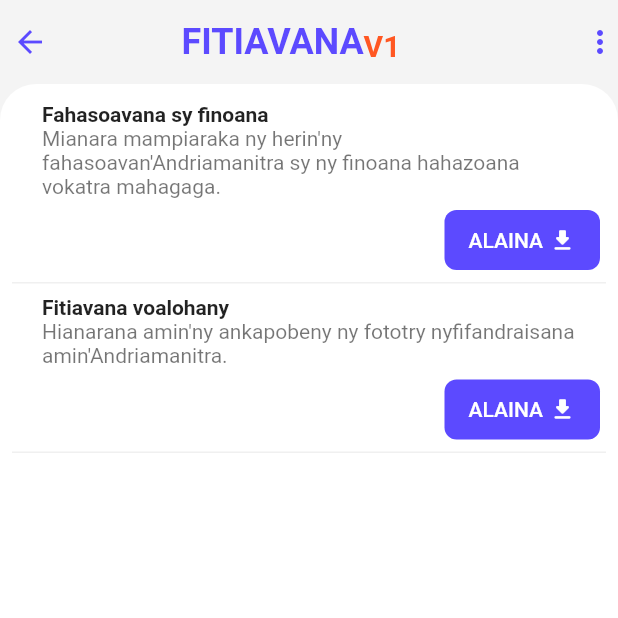
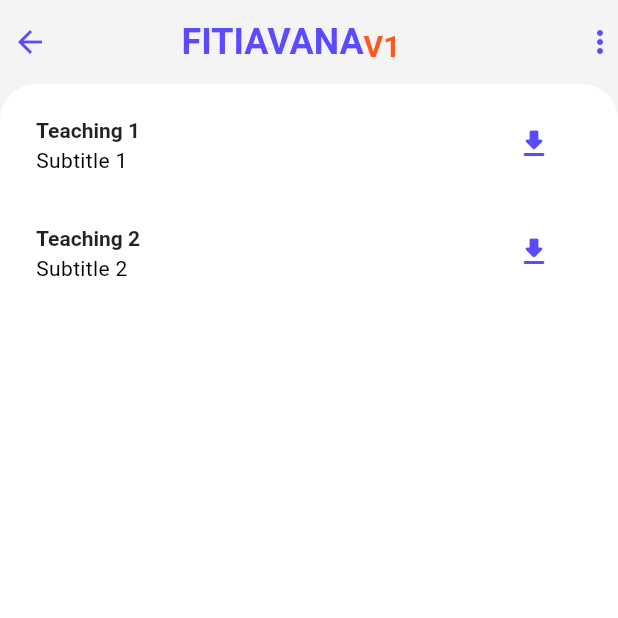
Before and after one commit to ravomaniry/fv1-app, a Flutter app: the screen it shows after launch, after a tap on the "search" icon, on a phone screen of 412 x 824 dp, the top half of it. Run offline on Flutter 3.47's test engine with Material 2 defaults, Android fonts, the phone set to English and light mode, and no system bars.

Commit message:
provider

```diff
--- /dev/null
+++ b/lib/app.dart
@@ -0,0 +1,35 @@
+import 'package:flutter/material.dart';
+import 'package:fv1/ui/screens/chapter.dart';
+import 'package:fv1/ui/screens/explorer.dart';
+import 'package:fv1/ui/screens/home.dart';
+import 'package:fv1/ui/screens/quiz.dart';
+import 'package:fv1/ui/screens/score.dart';
+import 'package:fv1/ui/screens/teaching_summary.dart';
+import 'package:fv1/ui/theme.dart';
+import 'package:provider/provider.dart';
+
+class Fv1App extends StatelessWidget {
+  final List<ChangeNotifierProvider<ChangeNotifier>> _providers;
+
+  const Fv1App(this._providers, {super.key});
+
+  @override
+  Widget build(BuildContext context) {
+    return MultiProvider(
+      providers: _providers,
+      child: MaterialApp(
+        title: 'Fitiavana voalohany',
+        theme: createTheme(),
+        initialRoute: HomeScreen.route,
+        routes: {
+          HomeScreen.route: (_) => const HomeScreen(),
+          ExplorerScreen.route: (_) => const ExplorerScreen(),
+          TeachingSummaryScreen.route: (_) => const TeachingSummaryScreen(),
+          ChapterScreen.route: (_) => const ChapterScreen(),
+          QuizScreen.route: (_) => const QuizScreen(),
+          ScoreScreen.route: (_) => const ScoreScreen(),
+        },
+      ),
+    );
+  }
+}
--- a/lib/main.dart
+++ b/lib/main.dart
@@ -1,11 +1,8 @@
 import 'package:flutter/material.dart';
-import 'package:fv1/ui/screens/chapter.dart';
-import 'package:fv1/ui/screens/explorer.dart';
-import 'package:fv1/ui/screens/home.dart';
-import 'package:fv1/ui/screens/quiz.dart';
-import 'package:fv1/ui/screens/score.dart';
-import 'package:fv1/ui/screens/teaching_summary.dart';
-import 'package:fv1/ui/theme.dart';
+import 'package:fv1/app.dart';
+import 'package:fv1/providers/app_state.dart';
+import 'package:fv1/providers/explorer_state.dart';
+import 'package:provider/provider.dart';
 
 void main() {
   runApp(const MyApp());
@@ -16,18 +13,10 @@ class MyApp extends StatelessWidget {
 
   @override
   Widget build(BuildContext context) {
-    return MaterialApp(
-      title: 'Fitiavana voalohany',
-      theme: createTheme(),
-      initialRoute: HomeScreen.route,
-      routes: {
-        HomeScreen.route: (_) => const HomeScreen(),
-        ExplorerScreen.route: (_) => const ExplorerScreen(),
-        TeachingSummaryScreen.route: (_) => const TeachingSummaryScreen(),
-        ChapterScreen.route: (_) => const ChapterScreen(),
-        QuizScreen.route: (_) => const QuizScreen(),
-        ScoreScreen.route: (_) => const ScoreScreen(),
-      },
-    );
+    final providers = [
+      ChangeNotifierProvider<AppState>(create: (_) => AppState()),
+      ChangeNotifierProvider<ExplorerState>(create: (_) => ExplorerState()),
+    ];
+    return Fv1App(providers);
   }
 }
--- a/lib/mocks/test_teaching.dart
+++ b/lib/mocks/test_teaching.dart
@@ -1,7 +1,8 @@
 import 'package:fv1/mocks/test_chapter.dart';
 import 'package:fv1/models/teaching.dart';
 
-final testTeaching = TeachingModel('Anto-pisiana vaovao', [
-  testChapter,
-  testChapter,
-]);
+final testTeaching = TeachingModel(
+  'Anto-pisiana vaovao',
+  'Inona ny tanjon\'Andriamanitra amin\'ny fiainanao rehefa ao amin\'i Kristy ianao?',
+  [testChapter, testChapter],
+);
--- a/lib/models/teaching.dart
+++ b/lib/models/teaching.dart
@@ -2,7 +2,8 @@ import 'package:fv1/models/chapter.dart';
 
 class TeachingModel {
   final String title;
+  final String subtitle;
   final List<ChapterModel> chapters;
 
-  TeachingModel(this.title, this.chapters);
+  TeachingModel(this.title, this.subtitle, this.chapters);
 }
--- /dev/null
+++ b/lib/providers/app_state.dart
@@ -0,0 +1,18 @@
+import 'package:flutter/material.dart';
+import 'package:fv1/mocks/test_teaching.dart';
+import 'package:fv1/models/teaching.dart';
+
+class AppState extends ChangeNotifier {
+  List<TeachingModel>? _localTeachings;
+  List<TeachingModel>? get localTeachings => _localTeachings;
+
+  AppState() {
+    _loadInitialData();
+  }
+
+  _loadInitialData() async {
+    await Future.delayed(const Duration(seconds: 1));
+    _localTeachings = [testTeaching];
+    notifyListeners();
+  }
+}
--- /dev/null
+++ b/lib/providers/explorer_state.dart
@@ -0,0 +1,17 @@
+import 'package:flutter/widgets.dart';
+import 'package:fv1/models/teaching.dart';
+
+class ExplorerState extends ChangeNotifier {
+  List<TeachingModel>? _teachings;
+  List<TeachingModel>? get teachings => _teachings;
+
+  Future<void> loadList() async {
+    _teachings = null;
+    await Future.delayed(const Duration(seconds: 1));
+    _teachings = [
+      TeachingModel('Teaching 1', 'Subtitle 1', []),
+      TeachingModel('Teaching 2', 'Subtitle 2', []),
+    ];
+    notifyListeners();
+  }
+}
--- a/lib/ui/screens/explorer.dart
+++ b/lib/ui/screens/explorer.dart
@@ -1,39 +1,59 @@
 import 'package:flutter/material.dart';
-import 'package:fv1/ui/widgets/action_button.dart';
+import 'package:fv1/providers/explorer_state.dart';
 import 'package:fv1/ui/widgets/app_container.dart';
-import 'package:fv1/ui/widgets/home_card.dart';
+import 'package:fv1/ui/widgets/icon_button.dart';
+import 'package:fv1/ui/widgets/loader.dart';
+import 'package:provider/provider.dart';
 
 class ExplorerScreen extends StatelessWidget {
   static const route = '/explorer';
 
   const ExplorerScreen({super.key});
 
+  @override
+  Widget build(BuildContext context) {
+    return Consumer<ExplorerState>(builder: (_, state, __) => _Body(state));
+  }
+}
+
+class _Body extends StatefulWidget {
+  final ExplorerState _state;
+
+  const _Body(this._state);
+
+  @override
+  State<_Body> createState() => _BodyState();
+}
+
+class _BodyState extends State<_Body> {
+  @override
+  void initState() {
+    super.initState();
+    widget._state.loadList();
+  }
+
   Widget _buildActionButton() {
-    return ActionButton(
-      label: 'ALAINA',
+    return AppIconButton(
+      onPressed: () {},
       icon: Icons.download_rounded,
-      onPressed: () {},
     );
   }
 
   @override
   Widget build(BuildContext context) {
     return AppContainer(
-      body: Column(
-        children: [
-          HomeCard(
-            title: 'Fahasoavana sy finoana',
-            subtitle: 'Mianara mampiaraka ny herin\'ny fahasoavan\''
-                'Andriamanitra sy ny finoana hahazoana vokatra mahagaga.',
-            actionButton: _buildActionButton(),
-          ),
-          HomeCard(
-            title: 'Fitiavana voalohany',
-            subtitle: 'Hianarana amin\'ny ankapobeny ny fototry ny'
-                'fifandraisana amin\'Andriamanitra.',
-            actionButton: _buildActionButton(),
-          ),
-        ],
+      body: WrapInLoader(
+        isReady: widget._state.teachings != null,
+        builder: () => ListView(
+          children: [
+            for (final teaching in widget._state.teachings!)
+              ListTile(
+                title: Text(teaching.title),
+                subtitle: Text(teaching.subtitle),
+                trailing: _buildActionButton(),
+              ),
+          ],
+        ),
       ),
     );
   }
--- a/lib/ui/screens/home.dart
+++ b/lib/ui/screens/home.dart
@@ -1,15 +1,29 @@
 import 'package:flutter/material.dart';
+import 'package:fv1/providers/app_state.dart';
 import 'package:fv1/ui/screens/explorer.dart';
 import 'package:fv1/ui/screens/teaching_summary.dart';
 import 'package:fv1/ui/widgets/action_button.dart';
 import 'package:fv1/ui/widgets/app_container.dart';
 import 'package:fv1/ui/widgets/home_card.dart';
+import 'package:fv1/ui/widgets/loader.dart';
 import 'package:fv1/ui/widgets/search_button.dart';
+import 'package:provider/provider.dart';
 
 class HomeScreen extends StatelessWidget {
   static const route = '';
 
   const HomeScreen({super.key});
+
+  @override
+  Widget build(BuildContext context) {
+    return Consumer<AppState>(builder: (_, appState, __) => _Body(appState));
+  }
+}
+
+class _Body extends StatelessWidget {
+  final AppState _appState;
+
+  const _Body(this._appState);
 
   void _goToExplorer(BuildContext context) {
     Navigator.of(context).pushNamed(ExplorerScreen.route);
@@ -33,21 +47,18 @@ class HomeScreen extends StatelessWidget {
       floatingActionButton: SearchButton(
         onPressed: () => _goToExplorer(context),
       ),
-      body: Column(
-        children: [
-          HomeCard(
-            title: 'Fahasoavana sy finoana',
-            subtitle: 'Mianara mampiaraka ny herin\'ny fahasoavan\''
-                'Andriamanitra sy ny finoana hahazoana vokatra mahagaga.',
-            actionButton: _buildActionButton(context),
-          ),
-          HomeCard(
-            title: 'Fitiavana voalohany',
-            subtitle: 'Hianarana amin\'ny ankapobeny ny fototry ny'
-                'fifandraisana amin\'Andriamanitra.',
-            actionButton: _buildActionButton(context),
-          ),
-        ],
+      body: WrapInLoader(
+        isReady: _appState.localTeachings != null,
+        builder: () => Column(
+          children: [
+            for (final teaching in _appState.localTeachings!)
+              HomeCard(
+                title: teaching.title,
+                subtitle: teaching.subtitle,
+                actionButton: _buildActionButton(context),
+              ),
+          ],
+        ),
       ),
     );
   }
--- a/lib/ui/theme.dart
+++ b/lib/ui/theme.dart
@@ -3,8 +3,10 @@ import 'package:flutter/material.dart';
 ThemeData createTheme() {
   const bgColor = Color(0xfff4f4f4);
   final primary = _createMaterialColor(const Color(0xff5c4aff));
+  const accent = Colors.deepOrange;
   return ThemeData(
     unselectedWidgetColor: Colors.black38,
+    useMaterial3: true,
     appBarTheme: const AppBarTheme(
       backgroundColor: bgColor,
       elevation: 0,
@@ -13,7 +15,7 @@ ThemeData createTheme() {
     scaffoldBackgroundColor: bgColor,
     colorScheme: ColorScheme.fromSwatch(
       primarySwatch: primary,
-      accentColor: Colors.deepOrange,
+      accentColor: accent,
     ),
     filledButtonTheme: FilledButtonThemeData(
       style: ButtonStyle(
@@ -41,6 +43,13 @@ ThemeData createTheme() {
         },
       ),
     ),
+    floatingActionButtonTheme: const FloatingActionButtonThemeData(
+      elevation: 2,
+      backgroundColor: accent,
+    ),
+    iconButtonTheme: IconButtonThemeData(
+      style: IconButton.styleFrom(foregroundColor: primary.shade500),
+    ),
   );
 }
 
--- /dev/null
+++ b/lib/ui/widgets/icon_button.dart
@@ -0,0 +1,17 @@
+import 'package:flutter/material.dart';
+
+class AppIconButton extends StatelessWidget {
+  final void Function() onPressed;
+  final IconData icon;
+
+  const AppIconButton({super.key, required this.icon, required this.onPressed});
+
+  @override
+  Widget build(BuildContext context) {
+    return IconButton(
+      onPressed: onPressed,
+      style: Theme.of(context).iconButtonTheme.style,
+      icon: Icon(icon),
+    );
+  }
+}
--- /dev/null
+++ b/lib/ui/widgets/loader.dart
@@ -0,0 +1,17 @@
+import 'package:flutter/material.dart';
+
+class WrapInLoader extends StatelessWidget {
+  final bool isReady;
+  final Widget Function() builder;
+
+  const WrapInLoader({super.key, required this.isReady, required this.builder});
+
+  @override
+  Widget build(BuildContext context) {
+    return isReady
+        ? builder()
+        : const Center(
+            child: CircularProgressIndicator(value: null),
+          );
+  }
+}
--- a/pubspec.yaml
+++ b/pubspec.yaml
@@ -30,7 +30,7 @@ environment:
 dependencies:
   flutter:
     sdk: flutter
-
+  provider: ^6.0.5
 
   # The following adds the Cupertino Icons font to your application.
   # Use with the CupertinoIcons class for iOS style icons.
```
Also changed, not shown: pubspec.lock.
